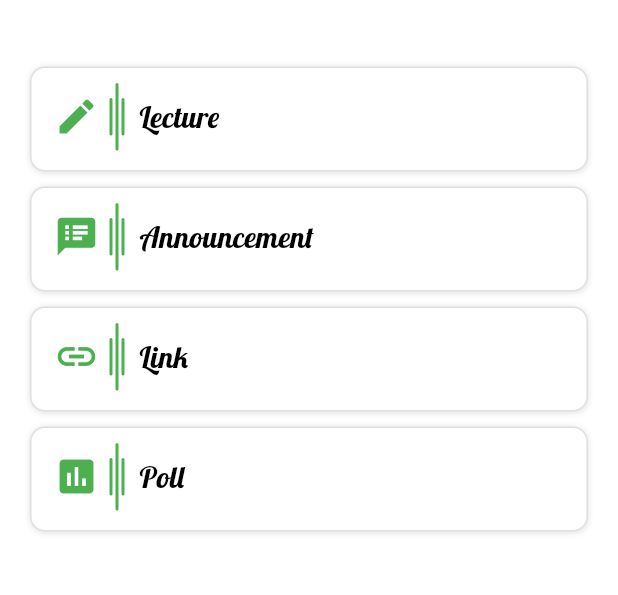
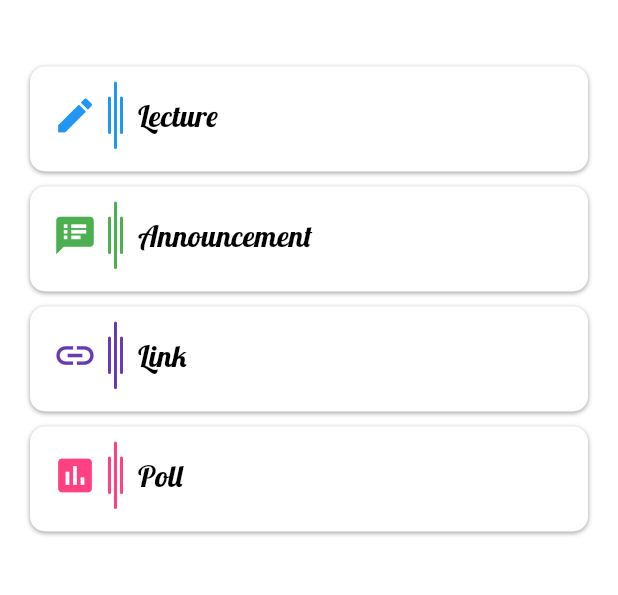
Before and after one commit to LaayaK/LaayakApp, a Flutter app: the AddDataPage screen opened directly, on a phone screen of 412 x 824 dp, the part 106-701 px from its top. Run offline on Flutter 3.47's test engine with Material 2 defaults, Android fonts, the phone set to English and light mode, and no system bars; our stand-ins replace cloud_firestore, firebase_auth, firebase_messaging, flutter_datetime_picker, flutter_local_notifications, rxdart and 1 more; accounts and stored records are empty.

Commit message:
updated color scheme and shadow of AddData cards

```diff
--- a/lib/screens/addDataPage.dart
+++ b/lib/screens/addDataPage.dart
@@ -26,18 +26,15 @@ class _AddDataPageState extends State<AddDataPage> {
             padding: EdgeInsets.all(0),
             height: 70,
             decoration: BoxDecoration(
-              borderRadius: BorderRadius.all(
-                Radius.circular(10),
-              ),
+                borderRadius: BorderRadius.all(Radius.circular(10)),
                 color: Colors.white,
                 boxShadow: [
                   BoxShadow(
-                  offset: Offset(0.0, 0.4),
-                  blurRadius: 3,
-                  color: Colors.grey.shade300,
-                )
+                  offset: Offset(0,1),
+                  blurRadius: 2,
+                  color: Colors.grey.shade500,
+                  ),
                 ],
-              border: Border.all(color: Colors.grey.shade300),
               ),
             child: FlatButton(
               padding: EdgeInsets.symmetric(horizontal: 10, vertical: 10),
@@ -54,7 +51,7 @@ class _AddDataPageState extends State<AddDataPage> {
                     children: <Widget>[
                       Padding(
                         padding: EdgeInsets.symmetric(horizontal: 5),
-                        child: Icon(Icons.edit, color: Colors.green, size: 30),
+                        child: Icon(Icons.edit,   color: Colors.blue, size: 30),
                       ),
                       Container(
                         margin: EdgeInsets.only(left: 2),
@@ -64,7 +61,7 @@ class _AddDataPageState extends State<AddDataPage> {
                           borderRadius: BorderRadius.all(
                             Radius.circular(10),
                           ),
-                          color: Colors.green,
+                           color: Colors.blue,
                         ),
                       ),
                       Container(
@@ -75,7 +72,7 @@ class _AddDataPageState extends State<AddDataPage> {
                           borderRadius: BorderRadius.all(
                             Radius.circular(10),
                           ),
-                          color: Colors.green,
+                           color: Colors.blue,
                         ),
                       ),
                       Container(
@@ -86,7 +83,7 @@ class _AddDataPageState extends State<AddDataPage> {
                           borderRadius: BorderRadius.all(
                             Radius.circular(10),
                           ),
-                          color: Colors.green,
+                          color: Colors.blue,
                         ),
                       ),
                       Container(
@@ -109,18 +106,15 @@ class _AddDataPageState extends State<AddDataPage> {
             padding: EdgeInsets.all(0),
             height: 70,
              decoration: BoxDecoration(
-              borderRadius: BorderRadius.all(
-                Radius.circular(10),
-              ),
+                borderRadius: BorderRadius.all(Radius.circular(10)),
                 color: Colors.white,
                 boxShadow: [
                   BoxShadow(
-                  offset: Offset(0.0, 0.4),
-                  blurRadius: 3,
-                  color: Colors.grey.shade300,
-                )
+                  offset: Offset(0,1),
+                  blurRadius: 2,
+                  color: Colors.grey.shade500,
+                  ),
                 ],
-              border: Border.all(color: Colors.grey.shade300),
               ),
             child: FlatButton(
               padding: EdgeInsets.symmetric(horizontal: 10, vertical: 10),
@@ -199,18 +193,15 @@ class _AddDataPageState extends State<AddDataPage> {
             padding: EdgeInsets.all(0),
             height: 70,
              decoration: BoxDecoration(
-              borderRadius: BorderRadius.all(
-                Radius.circular(10),
-              ),
+                borderRadius: BorderRadius.all(Radius.circular(10)),
                 color: Colors.white,
                 boxShadow: [
                   BoxShadow(
-                  offset: Offset(0.0, 0.4),
-                  blurRadius: 3,
-                  color: Colors.grey.shade300,
-                )
+                  offset: Offset(0,1),
+                  blurRadius: 2,
+                  color: Colors.grey.shade500,
+                  ),
                 ],
-              border: Border.all(color: Colors.grey.shade300),
               ),
             child: FlatButton(
               padding: EdgeInsets.symmetric(horizontal: 10, vertical: 10),
@@ -226,7 +217,7 @@ class _AddDataPageState extends State<AddDataPage> {
                     children: <Widget>[
                       Padding(
                         padding: EdgeInsets.symmetric(horizontal: 5),
-                        child: Icon(Icons.link, color: Colors.green, size: 30),
+                        child: Icon(Icons.link,  color: Colors.deepPurple, size: 30),
                       ),
                       Container(
                         margin: EdgeInsets.only(left: 2),
@@ -236,7 +227,7 @@ class _AddDataPageState extends State<AddDataPage> {
                           borderRadius: BorderRadius.all(
                             Radius.circular(10),
                           ),
-                          color: Colors.green,
+                           color: Colors.deepPurple,
                         ),
                       ),
                       Container(
@@ -247,7 +238,7 @@ class _AddDataPageState extends State<AddDataPage> {
                           borderRadius: BorderRadius.all(
                             Radius.circular(10),
                           ),
-                          color: Colors.green,
+                          color: Colors.deepPurple,
                         ),
                       ),
                       Container(
@@ -258,7 +249,7 @@ class _AddDataPageState extends State<AddDataPage> {
                           borderRadius: BorderRadius.all(
                             Radius.circular(10),
                           ),
-                          color: Colors.green,
+                          color: Colors.deepPurple,
                         ),
                       ),
                       Container(
@@ -280,19 +271,30 @@ class _AddDataPageState extends State<AddDataPage> {
             margin: EdgeInsets.symmetric(horizontal: 20, vertical: 5),
             padding: EdgeInsets.all(0),
             height: 70,
+//             decoration: BoxDecoration(
+//               borderRadius: BorderRadius.all(
+//                 Radius.circular(10),
+//               ),
+//               color: Colors.white,
+//               boxShadow: [
+//                 BoxShadow(
+//                   offset: Offset(0.0, 0.4),
+//                   blurRadius: 3,
+//                   color: Colors.grey.shade300,
+//                 )
+//               ],
+//               border: Border.all(color: Colors.grey.shade300),
+//             ),
              decoration: BoxDecoration(
-              borderRadius: BorderRadius.all(
-                Radius.circular(10),
-              ),
+                borderRadius: BorderRadius.all(Radius.circular(10)),
                 color: Colors.white,
                 boxShadow: [
                   BoxShadow(
-                  offset: Offset(0.0, 0.4),
-                  blurRadius: 3,
-                  color: Colors.grey.shade300,
-                )
+                  offset: Offset(0,1),
+                  blurRadius: 2,
+                  color: Colors.grey.shade500,
+                  ),
                 ],
-              border: Border.all(color: Colors.grey.shade300),
               ),
             child: FlatButton(
               padding: EdgeInsets.symmetric(horizontal: 10, vertical: 10),
@@ -310,7 +312,7 @@ class _AddDataPageState extends State<AddDataPage> {
                       Padding(
                         padding: EdgeInsets.symmetric(horizontal: 5),
                         child: Icon(Icons.poll,
-                            color: Colors.green, size: 30),
+                            color: Colors.pinkAccent, size: 30),
                       ),
                       Container(
                         margin: EdgeInsets.only(left: 2),
@@ -320,7 +322,7 @@ class _AddDataPageState extends State<AddDataPage> {
                           borderRadius: BorderRadius.all(
                             Radius.circular(10),
                           ),
-                          color: Colors.green,
+                          color: Colors.pinkAccent,
                         ),
                       ),
                       Container(
@@ -331,7 +333,7 @@ class _AddDataPageState extends State<AddDataPage> {
                           borderRadius: BorderRadius.all(
                             Radius.circular(10),
                           ),
-                          color: Colors.green,
+                          color: Colors.pinkAccent,
                         ),
                       ),
                       Container(
@@ -342,7 +344,7 @@ class _AddDataPageState extends State<AddDataPage> {
                           borderRadius: BorderRadius.all(
                             Radius.circular(10),
                           ),
-                          color: Colors.green,
+                          color: Colors.pinkAccent,
                         ),
                       ),
                       Container(
```
Lines whose indentation alone changed are shown as unchanged.
